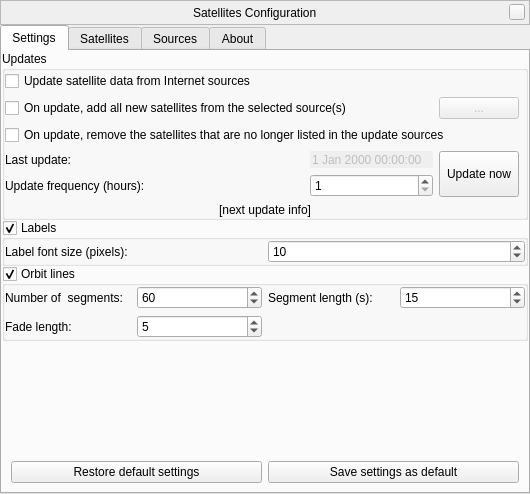
Qt form plugins/Satellites/src/gui/satellitesDialog.ui (519984307/stellarium_src) before a commit.
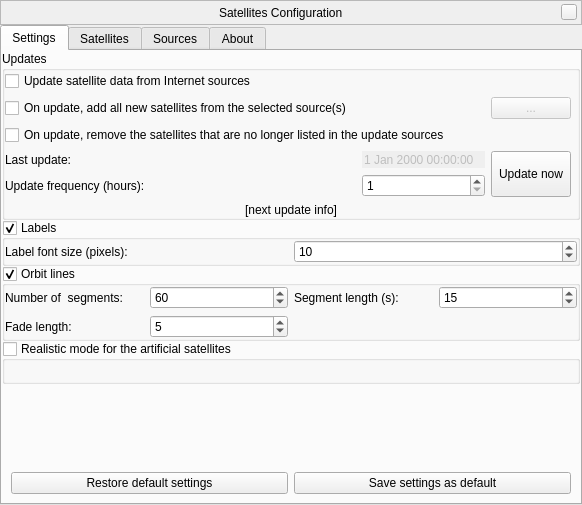
The same form after that commit. The open tabs and pages were chosen to show the change. Custom widgets are drawn as their Qt base class.

Commit message: added realistic mode for the Satellites plugin

```diff
--- a/plugins/Satellites/src/gui/satellitesDialog.ui
+++ b/plugins/Satellites/src/gui/satellitesDialog.ui
@@ -6,8 +6,8 @@
    <rect>
     <x>0</x>
     <y>0</y>
-    <width>530</width>
-    <height>494</height>
+    <width>582</width>
+    <height>505</height>
    </rect>
   </property>
   <property name="windowTitle">
@@ -402,6 +402,25 @@
          </layout>
         </widget>
        </item>
+       <item>
+        <widget class="QGroupBox" name="realisticGroup">
+         <property name="minimumSize">
+          <size>
+           <width>0</width>
+           <height>43</height>
+          </size>
+         </property>
+         <property name="title">
+          <string>Realistic mode for the artificial satellites</string>
+         </property>
+         <property name="checkable">
+          <bool>true</bool>
+         </property>
+         <property name="checked">
+          <bool>false</bool>
+         </property>
+        </widget>
+       </item>
        <item>
         <spacer name="verticalSpacer_3">
          <property name="orientation">
```
Left out of the diff: 68 changed lines with no effect on the pictures. The commit also changes 7 other files.
